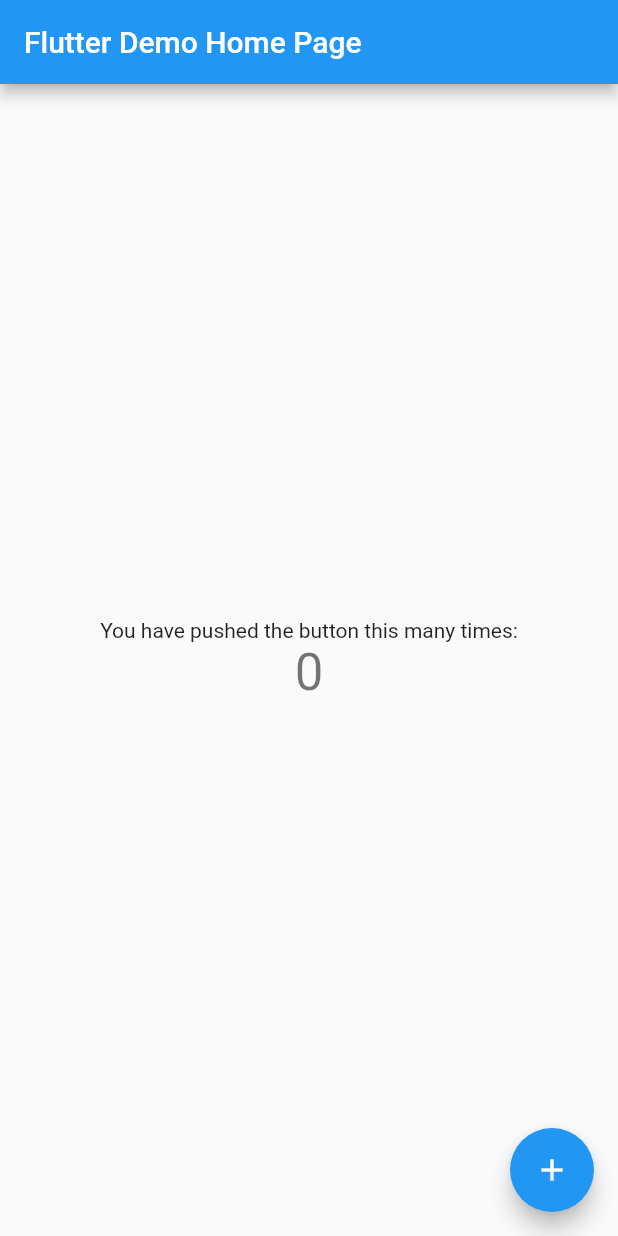
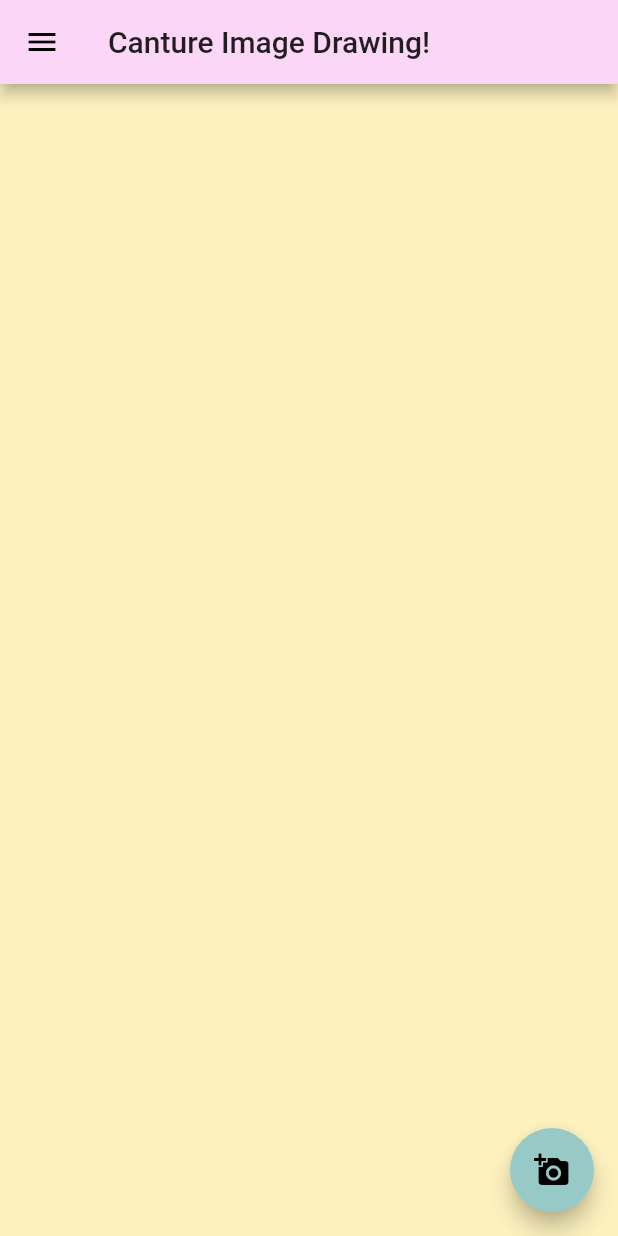
Before and after one commit to aki12n/kumic, a Flutter app: the screen it shows after launch, on a phone screen of 412 x 824 dp. Run offline on Flutter 3.47's test engine with Material 2 defaults, Android fonts, the phone set to English and light mode, and no system bars; our stand-ins replace image_picker; missing offline and left inert: simple_permissions.

Commit message:
サンプルの状態

```diff
--- a/lib/main.dart
+++ b/lib/main.dart
@@ -1,111 +1,243 @@
+import 'dart:ui' as ui;
+import 'dart:io';
+import 'dart:typed_data';
+import 'package:flutter/gestures.dart';
+import 'package:image_picker/image_picker.dart';
+import 'package:flutter/services.dart';
+import 'package:flutter/rendering.dart';
+import 'package:simple_permissions/simple_permissions.dart';
 import 'package:flutter/material.dart';
 
 void main() => runApp(MyApp());
 
 class MyApp extends StatelessWidget {
-  // This widget is the root of your application.
   @override
   Widget build(BuildContext context) {
     return MaterialApp(
-      title: 'Flutter Demo',
+      title: 'Generated App',
       theme: ThemeData(
-        // This is the theme of your application.
-        //
-        // Try running your application with "flutter run". You'll see the
-        // application has a blue toolbar. Then, without quitting the app, try
-        // changing the primarySwatch below to Colors.green and then invoke
-        // "hot reload" (press "r" in the console where you ran "flutter run",
-        // or simply save your changes to "hot reload" in a Flutter IDE).
-        // Notice that the counter didn't reset back to zero; the application
-        // is not restarted.
-        primarySwatch: Colors.blue,
+        primarySwatch: Colors.pink,
+        primaryColor: const Color(0xFFfcd6f6),
+        accentColor: const Color(0xFF97c9c6),
+        canvasColor: const Color(0xFFfdf1be),
       ),
-      home: MyHomePage(title: 'Flutter Demo Home Page'),
+      home: MyImagePage(),
     );
   }
 }
 
-class MyHomePage extends StatefulWidget {
-  MyHomePage({Key key, this.title}) : super(key: key);
-
-  // This widget is the home page of your application. It is stateful, meaning
-  // that it has a State object (defined below) that contains fields that affect
-  // how it looks.
-
-  // This class is the configuration for the state. It holds the values (in this
-  // case the title) provided by the parent (in this case the App widget) and
-  // used by the build method of the State. Fields in a Widget subclass are
-  // always marked "final".
-
-  final String title;
-
+class MyImagePage extends StatefulWidget {
   @override
-  _MyHomePageState createState() => _MyHomePageState();
+  _MyImagePageState createState() => _MyImagePageState();
 }
 
-class _MyHomePageState extends State<MyHomePage> {
-  int _counter = 0;
+class _MyImagePageState extends State<MyImagePage> {
+  File image;
+  GlobalKey _homeStateKey = GlobalKey();
+  List<List<Offset>> strokes = new List<List<Offset>>();
+  MyPainter _painter;
+  ui.Image targetimage;
+  Size mediasize;
+  double _r = 255.0;
+  double _g = 0.0;
+  double _b = 0.0;
 
-  void _incrementCounter() {
-    setState(() {
-      // This call to setState tells the Flutter framework that something has
-      // changed in this State, which causes it to rerun the build method below
-      // so that the display can reflect the updated values. If we changed
-      // _counter without calling setState(), then the build method would not be
-      // called again, and so nothing would appear to happen.
-      _counter++;
-    });
+  _MyImagePageState() {
+    requestPermission();
+  }
+
+  void requestPermission() async {
+    await SimplePermissions.requestPermission(Permission.Camera);
+    // await SimplePermissions.requestPermission(Permission.ReadExternalStorage);
+    // await SimplePermissions.requestPermission(Permission.WriteExternalStorage);
+    if (Platform.isAndroid && !await SimplePermissions.checkPermission(Permission.WriteExternalStorage)) {
+      await SimplePermissions.requestPermission(Permission.WriteExternalStorage);
+    } else if (Platform.isIOS && !await SimplePermissions.checkPermission(Permission.PhotoLibrary)) {
+      await SimplePermissions.requestPermission(Permission.PhotoLibrary);
+    }
   }
 
   @override
   Widget build(BuildContext context) {
-    // This method is rerun every time setState is called, for instance as done
-    // by the _incrementCounter method above.
-    //
-    // The Flutter framework has been optimized to make rerunning build methods
-    // fast, so that you can just rebuild anything that needs updating rather
-    // than having to individually change instances of widgets.
+    mediasize = MediaQuery.of(context).size;
     return Scaffold(
       appBar: AppBar(
-        // Here we take the value from the MyHomePage object that was created by
-        // the App.build method, and use it to set our appbar title.
-        title: Text(widget.title),
+        title: Text('Canture Image Drawing!'),
       ),
-      body: Center(
-        // Center is a layout widget. It takes a single child and positions it
-        // in the middle of the parent.
-        child: Column(
-          // Column is also a layout widget. It takes a list of children and
-          // arranges them vertically. By default, it sizes itself to fit its
-          // children horizontally, and tries to be as tall as its parent.
-          //
-          // Invoke "debug painting" (press "p" in the console, choose the
-          // "Toggle Debug Paint" action from the Flutter Inspector in Android
-          // Studio, or the "Toggle Debug Paint" command in Visual Studio Code)
-          // to see the wireframe for each widget.
-          //
-          // Column has various properties to control how it sizes itself and
-          // how it positions its children. Here we use mainAxisAlignment to
-          // center the children vertically; the main axis here is the vertical
-          // axis because Columns are vertical (the cross axis would be
-          // horizontal).
-          mainAxisAlignment: MainAxisAlignment.center,
-          children: <Widget>[
-            Text(
-              'You have pushed the button this many times:',
+      body: Listener(
+        child: Container(
+          child: CustomPaint(
+            key: _homeStateKey,
+            painter: _painter,
+            child: ConstrainedBox(
+              constraints: BoxConstraints.expand(),
             ),
-            Text(
-              '$_counter',
-              style: Theme.of(context).textTheme.display1,
-            ),
-          ],
+          ),
         ),
       ),
-      floatingActionButton: FloatingActionButton(
-        onPressed: _incrementCounter,
-        tooltip: 'Increment',
-        child: Icon(Icons.add),
-      ), // This trailing comma makes auto-formatting nicer for build methods.
+      floatingActionButton: image == null
+          ? FloatingActionButton(
+              onPressed: getImage,
+              tooltip: 'take a picture!',
+              child: Icon(Icons.add_a_photo),
+            )
+          : FloatingActionButton(
+              onPressed: saveImage,
+              tooltip: 'save Image',
+              child: Icon(Icons.save),
+            ),
+      drawer: Drawer(
+        child: Center(
+          child: Column(
+            children: <Widget>[
+              Padding(
+                padding: EdgeInsets.all(10.0),
+                child: Text('Set Color...'),
+              ),
+              Padding(
+                padding: EdgeInsets.all(10.0),
+                child: Slider(
+                  min: 0.0,
+                  max: 255.0,
+                  value: _r,
+                  onChanged: sliderR,
+                ),
+              ),
+              Padding(
+                padding: EdgeInsets.all(10.0),
+                child: Slider(
+                  min: 0.0,
+                  max: 255.0,
+                  value: _g,
+                  onChanged: sliderG,
+                ),
+              ),
+              Padding(
+                padding: EdgeInsets.all(10.0),
+                child: Slider(
+                  min: 0.0,
+                  max: 255.0,
+                  value: _b,
+                  onChanged: sliderB,
+                ),
+              ),
+            ],
+          ),
+        ),
+      ),
     );
   }
+
+  // スライダーの値設定
+  void sliderR(double value) {
+    setState(() => _r = value);
+  }
+
+  void sliderG(double value) {
+    setState(() => _g = value);
+  }
+
+  void sliderB(double value) {
+    setState(() => _b = value);
+  }
+
+  // MyPainterの作成
+  void createMyPainter() {
+    var strokecolor = Color.fromARGB(200, _r.toInt(), _g.toInt(), _b.toInt());
+    _painter = MyPainter(targetimage, image, strokes, mediasize, strokecolor);
+  }
+
+  // カメラ起動、イメージ読み込み
+  void getImage() async {
+    File file = await ImagePicker.pickImage(source: ImageSource.camera);
+    image = file;
+    loadImage(image.path);
+  }
+
+  // イメージ保存
+  void saveImage() {
+    _painter.seveImage();
+    showDialog(
+        context: context,
+        builder: (BuildContext context) => AlertDialog(
+              title: Text("Saved!"),
+              content: Text("Save image to file."),
+            ));
+  }
+
+  // パスからイメージを読み込みui.Imageを作成する
+  void loadImage(path) async {
+    List<int> byts = await image.readAsBytes();
+    Uint8List u8lst = Uint8List.fromList(byts);
+    ui.instantiateImageCodec(u8lst).then((codec) {
+      codec.getNextFrame().then((frameInfo) {
+        targetimage = frameInfo.image;
+        setState(() {
+          createMyPainter();
+        });
+      });
+    });
+  }
 }
+
+class MyPainter extends CustomPainter {
+  File image;
+  ui.Image targetimage;
+  Size mediasize;
+  Color strokecolor;
+  var strokes = new List<List<Offset>>();
+
+  MyPainter(this.targetimage, this.image, this.strokes, this.mediasize,
+      this.strokecolor);
+
+  @override
+  void paint(Canvas canvas, Size size) async {
+    mediasize = size;
+    ui.Image im = await drawToCanvas();
+    canvas.drawImage(im, Offset(0.0, 0.0), Paint());
+  }
+
+  @override
+  bool shouldRepaint(CustomPainter oldDelegate) => true;
+
+  // 描画イメージをファイルに保存
+  void seveImage() async {
+    ui.Image img = await drawToCanvas();
+    final ByteData bytedata =
+        await img.toByteData(format: ui.ImageByteFormat.png);
+    int epoch = new DateTime.now().millisecondsSinceEpoch;
+    final file = new File(image.parent.path + '/' + epoch.toString() + '.png');
+    file.writeAsBytes(bytedata.buffer.asUint8List());
+  }
+
+  // イメージを描画したui.Imageを返す
+  Future<ui.Image> drawToCanvas(){
+    ui.PictureRecorder recorder = ui.PictureRecorder();
+    ui.Canvas canvas = Canvas(recorder);
+
+    Paint p1 = Paint();
+    p1.color = Colors.white;
+    canvas.drawColor(Colors.white, BlendMode.color);
+
+    if (targetimage != null) {
+      Rect r1 = Rect.fromPoints(Offset(0.0, 0.0),
+          Offset(targetimage.width.toDouble(), targetimage.height.toDouble()));
+      Rect r2 = Rect.fromPoints(Offset(0.0, 0.0),
+          Offset(mediasize.width.toDouble(), mediasize.height.toDouble()));
+      canvas.drawImageRect(targetimage, r1, r2, p1);
+    }
+
+    Paint p2 = new Paint();
+    p2.color = strokecolor;
+    p2.style = PaintingStyle.stroke;
+    p2.strokeWidth = 5.0;
+
+    for (var stroke in strokes) {
+      Path strokePath = new Path();
+      strokePath.addPolygon(stroke, false);
+      canvas.drawPath(strokePath, p2);
+    }
+    ui.Picture picture = recorder.endRecording();
+    return picture.toImage(mediasize.width.toInt(), mediasize.height.toInt());
+  }
+}
--- a/pubspec.yaml
+++ b/pubspec.yaml
@@ -23,6 +23,8 @@ dependencies:
   # The following adds the Cupertino Icons font to your application.
   # Use with the CupertinoIcons class for iOS style icons.
   cupertino_icons: ^0.1.2
+  image_picker: any
+  simple_permissions: any
 
 dev_dependencies:
   flutter_test:
```
Also changed, not shown: pubspec.lock, 8 other files.
